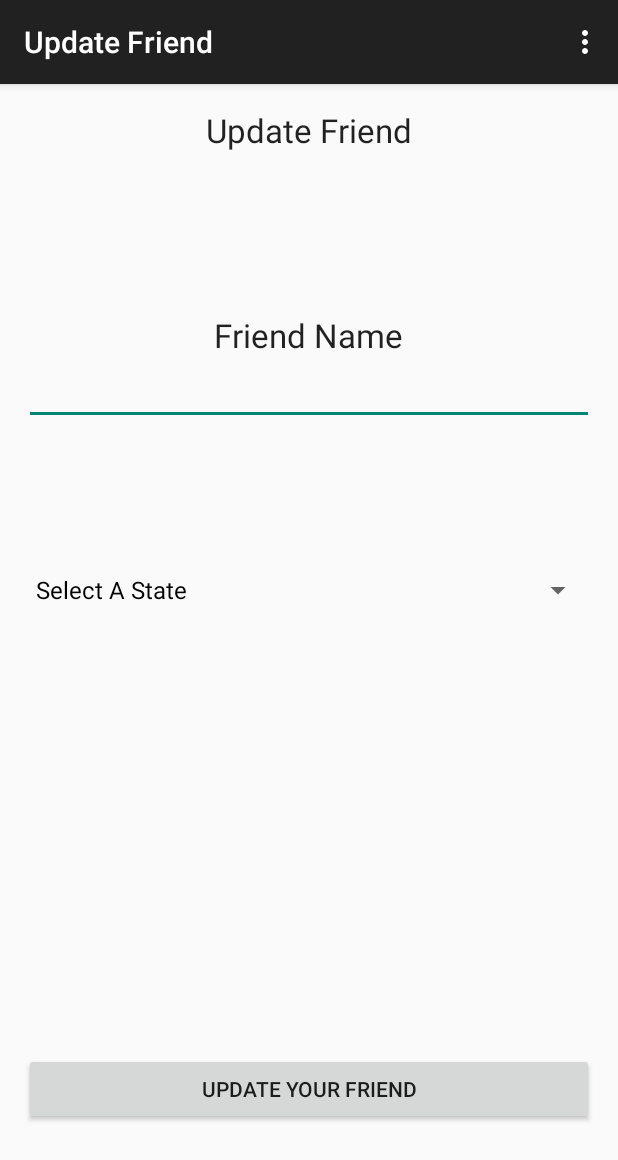
After one commit to grindnmosh/CPMD1501, an Android app: the UpdateActivity screen opened directly, with no data from a screen before it, on a phone screen of 412 x 824 dp. The commit adds this screen. Shown: the top 1160 px of the screen. Run offline under Robolectric (Android 15) with nearby library versions, the phone set to English and light mode, and no system bars; 1 statement that could not run was skipped.

```diff
--- a/Friends/app/build.gradle
+++ b/Friends/app/build.gradle
@@ -17,6 +17,12 @@ android {
             proguardFiles getDefaultProguardFile('proguard-android.txt'), 'proguard-rules.pro'
         }
     }
+    lintOptions {
+        checkReleaseBuilds false
+        // Or, if you prefer, you can continue to check for errors in release builds,
+        // but continue the build even when errors are found:
+        abortOnError false
+    }
 }
 
 dependencies {
--- a/Friends/app/src/main/java/com/grinddesign/friends/NewFriendActivity.java
+++ b/Friends/app/src/main/java/com/grinddesign/friends/NewFriendActivity.java
@@ -51,12 +51,11 @@ public class NewFriendActivity extends ActionBarActivity {
                 state = fState.getSelectedItem().toString();
                 ParseObject rf = new ParseObject("rf");
                 FriendListActivity.nameArray = new ArrayList<String> ();
-                FriendListActivity.mainAdapter.notifyDataSetChanged();
                 rf.put("Name", name);
                 rf.put("State", state);
                 rf.setACL(new ParseACL(ParseUser.getCurrentUser()));
                 rf.saveInBackground();
-
+                FriendListActivity.mainAdapter.notifyDataSetChanged();
                 Intent friendlist = new Intent(NewFriendActivity.this, FriendListActivity.class);
                 startActivity(friendlist);
             }
--- /dev/null
+++ b/Friends/app/src/main/java/com/grinddesign/friends/UpdateActivity.java
@@ -0,0 +1,126 @@
+package com.grinddesign.friends;
+
+import android.content.Intent;
+import android.support.v7.app.ActionBarActivity;
+import android.os.Bundle;
+import android.view.Menu;
+import android.view.MenuItem;
+import android.view.View;
+import android.widget.ArrayAdapter;
+import android.widget.Button;
+import android.widget.EditText;
+import android.widget.Spinner;
+import android.widget.TextView;
+
+import com.parse.GetCallback;
+import com.parse.ParseACL;
+import com.parse.ParseObject;
+import com.parse.ParseQuery;
+import com.parse.ParseUser;
+
+import java.text.ParseException;
+import java.util.ArrayList;
+
+
+public class UpdateActivity extends ActionBarActivity {
+
+    String[] states;
+    String name;
+    String state;
+    String ois;
+    EditText upName;
+    Spinner upState;
+    TextView objId;
+    Button upButt;
+
+    @Override
+    protected void onCreate(Bundle savedInstanceState) {
+        super.onCreate(savedInstanceState);
+        setContentView(R.layout.activity_update);
+
+        upName = (EditText) findViewById(R.id.upName);
+        upState = (Spinner) findViewById(R.id.stateSpin);
+        objId = (TextView) findViewById(R.id.currId);
+        upButt = (Button) findViewById(R.id.upButt);
+
+        states = getResources().getStringArray(R.array.states);
+
+        final ArrayAdapter<String> statesAdapter = new ArrayAdapter<String>(this, android.R.layout.simple_spinner_dropdown_item, states);
+
+        upState.setAdapter(statesAdapter);
+
+        Intent i = getIntent();
+        ois = i.getStringExtra("object ID");
+
+        objId.setText(ois);
+        ParseQuery<ParseObject> query = ParseQuery.getQuery("rf");
+
+        query.getInBackground(ois, new GetCallback<ParseObject>() {
+            public void done(ParseObject object, com.parse.ParseException e) {
+                if (e == null) {
+                    name = object.getString("Name");
+                    state = object.getString("State");
+                    upName.setText(name);
+                    if (!state.equals(null)) {
+                        int spinnerPosition = statesAdapter.getPosition(state);
+                        upState.setSelection(spinnerPosition);
+                    }
+
+                }
+            }
+        });
+
+        upButt.setOnClickListener(new View.OnClickListener() {
+            @Override
+            public void onClick(View v) {
+                name = upName.getText().toString();
+                state = upState.getSelectedItem().toString();
+                FriendListActivity.nameArray = new ArrayList<String>();
+                ParseQuery<ParseObject> query = ParseQuery.getQuery("rf");
+                query.getInBackground(ois, new GetCallback<ParseObject>() {
+                    public void done(ParseObject object, com.parse.ParseException e) {
+                        if (e == null) {
+                            object.put("Name", name);
+                            object.put("State", state);
+                            object.saveInBackground();
+                            FriendListActivity.mainAdapter.notifyDataSetChanged();
+
+                        }
+                    }
+                });
+                Intent friendlist = new Intent(UpdateActivity.this, FriendListActivity.class);
+                startActivity(friendlist);
+            }
+        });
+    }
+
+
+    @Override
+    public boolean onCreateOptionsMenu(Menu menu) {
+        // Inflate the menu; this adds items to the action bar if it is present.
+        getMenuInflater().inflate(R.menu.menu_update, menu);
+        return true;
+    }
+
+    @Override
+    public boolean onOptionsItemSelected(MenuItem item) {
+        // Handle action bar item clicks here. The action bar will
+        // automatically handle clicks on the Home/Up button, so long
+        // as you specify a parent activity in AndroidManifest.xml.
+        int id = item.getItemId();
+
+        //noinspection SimplifiableIfStatement
+        if (id == R.id.back) {
+            Intent addnew = new Intent(this, FriendListActivity.class);
+            this.startActivity(addnew);
+        }
+        else if (id == R.id.logout) {
+            ParseUser.logOut();
+            Intent logout = new Intent(this, LoginActivity.class);
+            this.startActivity(logout);
+            finish();
+        }
+
+        return super.onOptionsItemSelected(item);
+    }
+}
--- /dev/null
+++ b/Friends/app/src/main/res/layout/activity_update.xml
@@ -0,0 +1,65 @@
+<RelativeLayout xmlns:android="http://schemas.android.com/apk/res/android"
+    xmlns:tools="http://schemas.android.com/tools" android:layout_width="match_parent"
+    android:layout_height="match_parent" android:paddingLeft="@dimen/activity_horizontal_margin"
+    android:paddingRight="@dimen/activity_horizontal_margin"
+    android:paddingTop="@dimen/activity_vertical_margin"
+    android:paddingBottom="@dimen/activity_vertical_margin"
+    tools:context="com.grinddesign.friends.UpdateActivity">
+
+    <TextView
+        android:layout_width="wrap_content"
+        android:layout_height="wrap_content"
+        android:textAppearance="?android:attr/textAppearanceLarge"
+        android:text="Update Friend"
+        android:id="@+id/textView7"
+        android:layout_alignParentTop="true"
+        android:layout_centerHorizontal="true" />
+
+    <TextView
+        android:layout_width="wrap_content"
+        android:layout_height="wrap_content"
+        android:textAppearance="?android:attr/textAppearanceLarge"
+        android:text="ID Here"
+        android:id="@+id/currId"
+        android:layout_below="@+id/textView7"
+        android:layout_centerHorizontal="true"
+        android:layout_marginTop="38dp" />
+
+    <TextView
+        android:layout_width="wrap_content"
+        android:layout_height="wrap_content"
+        android:textAppearance="?android:attr/textAppearanceLarge"
+        android:text="Friend Name"
+        android:id="@+id/textView8"
+        android:layout_below="@+id/currId"
+        android:layout_centerHorizontal="true"
+        android:layout_marginTop="40dp" />
+
+    <EditText
+        android:layout_width="fill_parent"
+        android:layout_height="wrap_content"
+        android:inputType="textPersonName"
+        android:ems="10"
+        android:id="@+id/upName"
+        android:layout_below="@+id/textView8"
+        android:layout_alignParentStart="true" />
+
+    <Spinner
+        android:layout_width="fill_parent"
+        android:layout_height="wrap_content"
+        android:id="@+id/stateSpin"
+        android:layout_below="@+id/upName"
+        android:layout_alignParentStart="true"
+        android:layout_marginTop="86dp"
+        android:spinnerMode="dropdown" />
+
+    <Button
+        android:layout_width="fill_parent"
+        android:layout_height="wrap_content"
+        android:text="Update Your Friend"
+        android:id="@+id/upButt"
+        android:layout_alignParentBottom="true"
+        android:layout_alignParentStart="true"
+        android:layout_marginBottom="58dp" />
+
+</RelativeLayout>
--- /dev/null
+++ b/Friends/app/src/main/res/menu/menu_update.xml
@@ -0,0 +1,9 @@
+<menu xmlns:android="http://schemas.android.com/apk/res/android"
+    xmlns:app="http://schemas.android.com/apk/res-auto"
+    xmlns:tools="http://schemas.android.com/tools"
+    tools:context="com.grinddesign.friends.UpdateActivity">
+    <item android:id="@+id/back" android:title="@string/back"
+        android:orderInCategory="100" app:showAsAction="never" />
+    <item android:id="@+id/logout" android:title="@string/logout"
+        android:orderInCategory="100" app:showAsAction="never" />
+</menu>
```
Also changed, not shown: Friends/app/src/main/AndroidManifest.xml (+8 -0 lines), Friends/app/src/main/java/com/grinddesign/friends/FriendCell.java (added, +52 -0 lines), Friends/app/src/main/java/com/grinddesign/friends/FriendListActivity.java (+43 -4 lines), Friends/app/src/main/res/layout/activity_friendcell.xml (added, +28 -0 lines), Friends/app/src/main/res/menu/menu_friendcell.xml (added, +7 -0 lines), Friends/app/src/main/res/values/strings.xml (+54 -51 lines).
